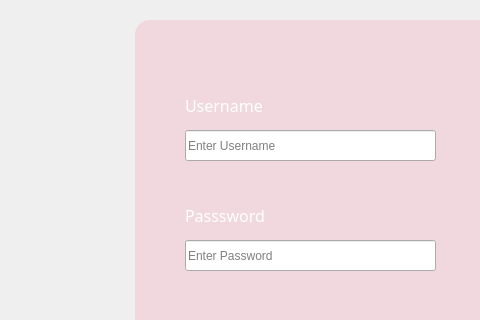
Before: the Qt Designer form m7fazty/login.ui in Roro-2004/m7fazty, drawn with Qt 5; both pictures show x 155 to 635 and y 150 to 470 of the 971 by 724 pixel window.
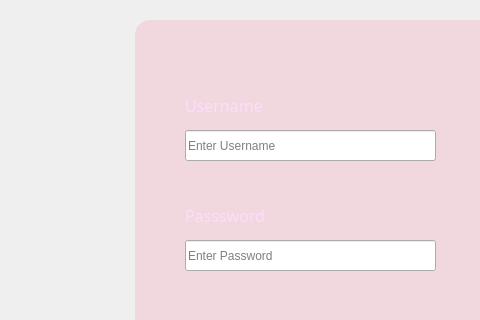
After: the same form once the commit is applied. Icons and pictures are not drawn.

The edit to the form file:
```diff
--- a/m7fazty/login.ui
+++ b/m7fazty/login.ui
@@ -264,8 +264,8 @@
        <brush brushstyle="SolidPattern">
         <color alpha="255">
          <red>255</red>
-         <green>255</green>
-         <blue>255</blue>
+         <green>219</green>
+         <blue>252</blue>
         </color>
        </brush>
       </colorrole>
@@ -284,8 +284,8 @@
        <brush brushstyle="SolidPattern">
         <color alpha="255">
          <red>255</red>
-         <green>255</green>
-         <blue>255</blue>
+         <green>219</green>
+         <blue>252</blue>
         </color>
        </brush>
       </colorrole>
@@ -328,8 +328,8 @@
        <brush brushstyle="SolidPattern">
         <color alpha="255">
          <red>255</red>
-         <green>255</green>
-         <blue>255</blue>
+         <green>219</green>
+         <blue>252</blue>
         </color>
        </brush>
       </colorrole>
@@ -339,8 +339,8 @@
        <brush brushstyle="SolidPattern">
         <color alpha="255">
          <red>255</red>
-         <green>255</green>
-         <blue>255</blue>
+         <green>219</green>
+         <blue>252</blue>
         </color>
        </brush>
       </colorrole>
```
